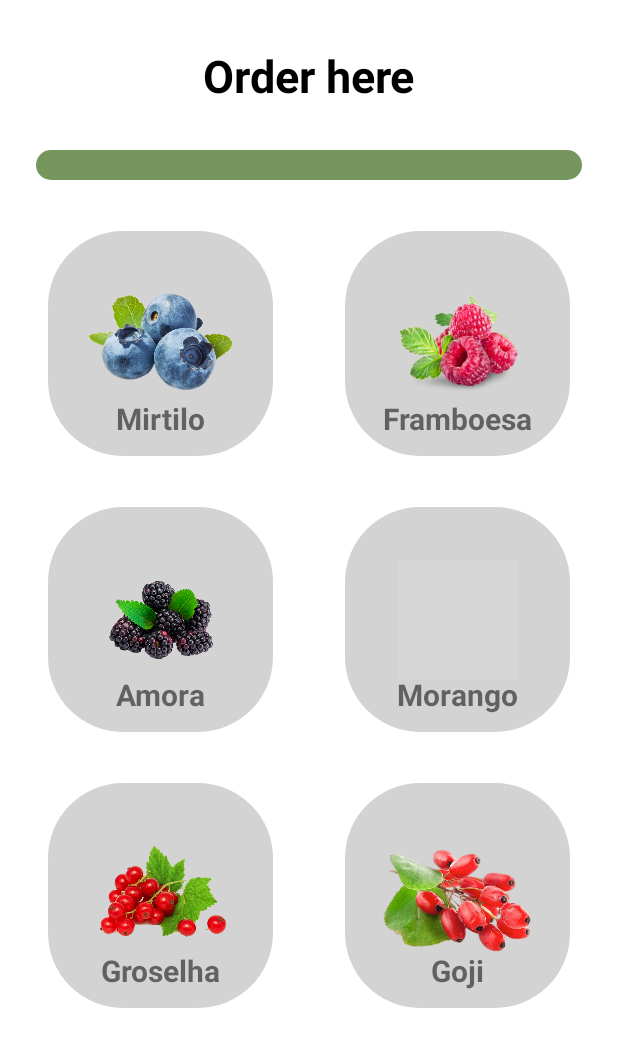
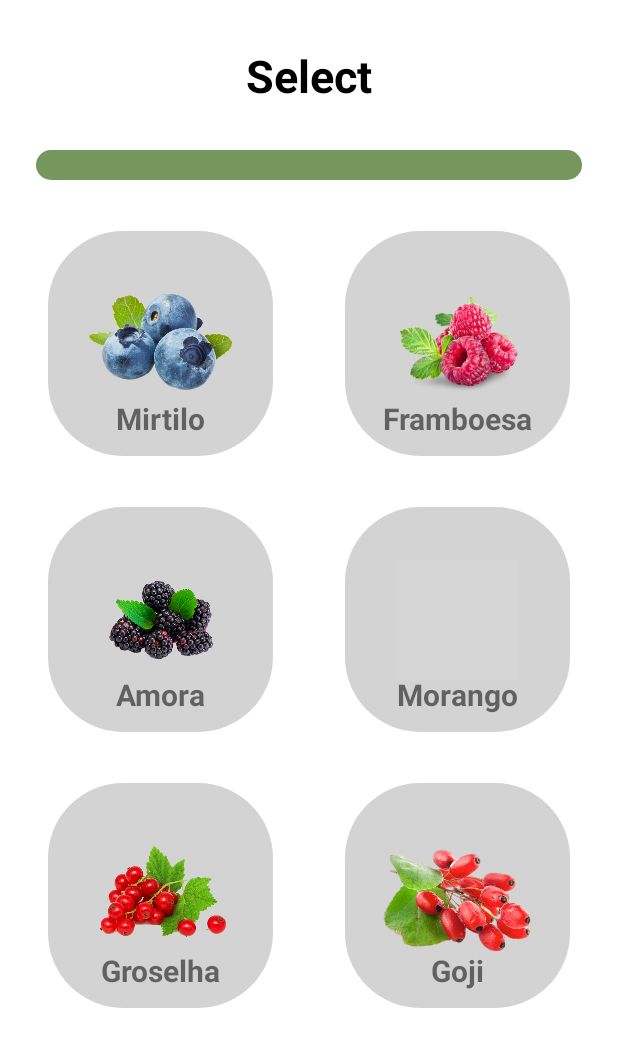
Before and after one commit to Ivan710/PhosphorlandAppV2.1, an Android app: the OrderingActivity screen opened directly, with no data from a screen before it, on a phone screen of 412 x 824 dp. Shown: the top 1047 px of the screen. Run offline under Robolectric (Android 15) with nearby library versions, the phone set to English and light mode, and no system bars; grey boxes are pictures that could not be loaded.

Commit message:
Update activity_ordering.xml

```diff
--- a/app/src/main/res/layout/activity_ordering.xml
+++ b/app/src/main/res/layout/activity_ordering.xml
@@ -10,7 +10,7 @@
         android:id="@+id/textView2"
         android:layout_width="wrap_content"
         android:layout_height="wrap_content"
-        android:text="Order here"
+        android:text="Select"
         android:textColor="@color/black"
         android:textSize="30sp"
         android:textStyle="bold"
```
